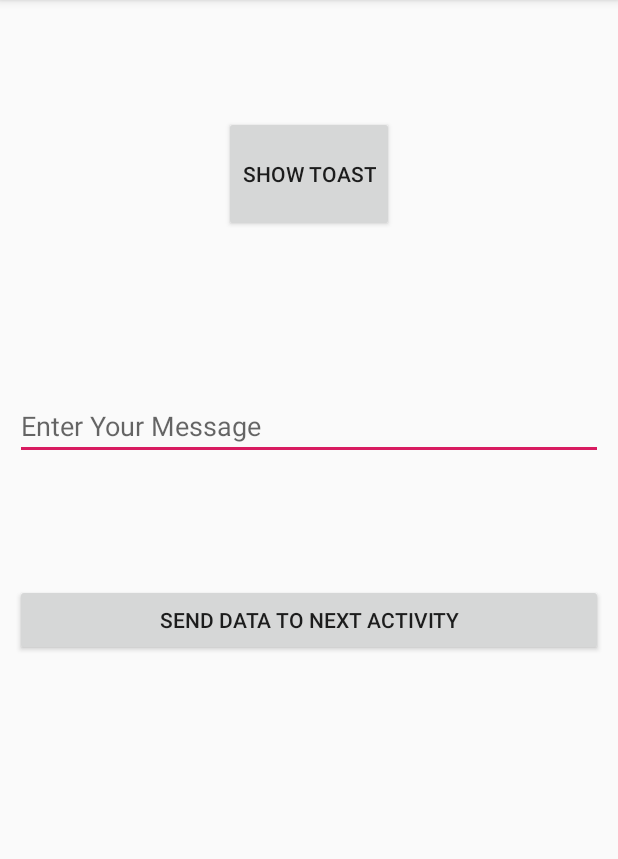
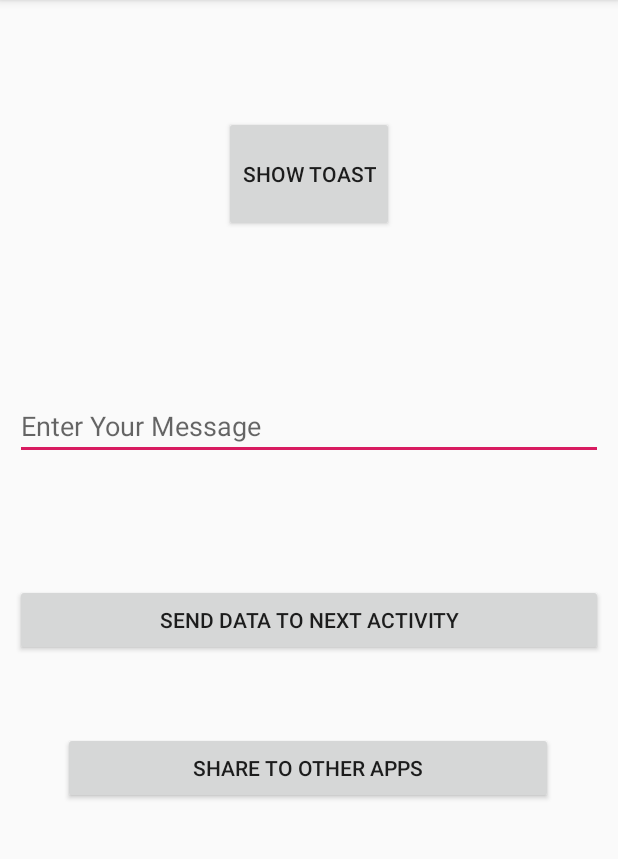
Before and after one commit to Shivam281291/MsgSharingApp, an Android app: the screen it shows after launch (MainActivity), on a phone screen of 412 x 824 dp, the part 84-943 px from its top. Run offline under Robolectric (Android 15) with nearby library versions, the phone set to English and light mode, and no system bars.

Commit message:
Section 2, Implicit Import

```diff
--- a/app/src/main/res/layout/activity_main.xml
+++ b/app/src/main/res/layout/activity_main.xml
@@ -4,8 +4,8 @@
     xmlns:tools="http://schemas.android.com/tools"
     android:layout_width="match_parent"
     android:layout_height="match_parent"
-    tools:context=".MainActivity"
-    android:padding="10dp">
+    android:padding="10dp"
+    tools:context=".MainActivity">
 
     <Button
         android:id="@+id/btnShowToast"
@@ -34,4 +34,18 @@
         android:layout_centerHorizontal="true"
         android:layout_marginTop="379dp"
         android:text="Send Data To Next Activity" />
+
+    <Button
+        android:id="@+id/btnShareToOtherApps"
+        android:layout_width="match_parent"
+        android:layout_height="wrap_content"
+        android:layout_alignParentStart="true"
+        android:layout_alignParentEnd="true"
+        android:layout_alignParentBottom="true"
+        android:layout_centerHorizontal="true"
+        android:layout_marginStart="32dp"
+        android:layout_marginEnd="33dp"
+        android:layout_marginBottom="222dp"
+        android:text="Share To Other Apps" />
+
 </RelativeLayout>
```
Also changed, not shown: app/src/main/java/com/shivaay/msgsharingapp/MainActivity.kt (+10 -0 lines).
